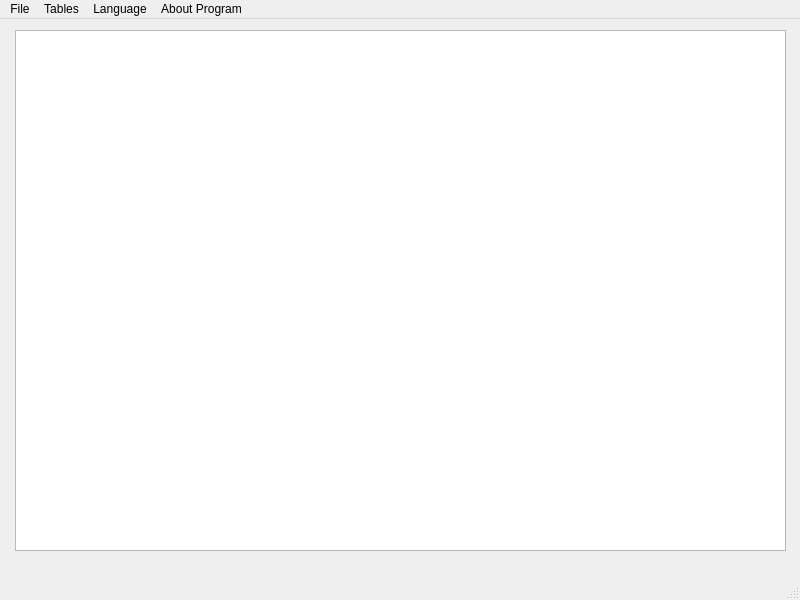
Qt form mainwindow.ui (Abdurakhman20/cw-sport-db) before a commit.
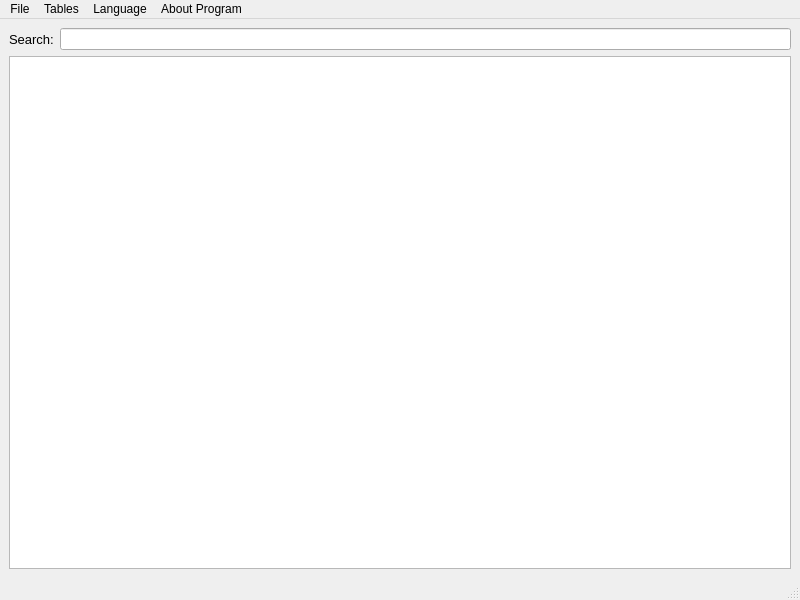
The same form after that commit.

Commit message: feat: search, sorting, settings

Diff of the .ui file:
```diff
--- a/mainwindow.ui
+++ b/mainwindow.ui
@@ -14,16 +14,26 @@
    <string>MainWindow</string>
   </property>
   <widget class="QWidget" name="centralwidget">
-   <widget class="QTableView" name="tableView">
-    <property name="geometry">
-     <rect>
-      <x>15</x>
-      <y>11</y>
-      <width>771</width>
-      <height>521</height>
-     </rect>
-    </property>
-   </widget>
+   <layout class="QGridLayout" name="gridLayout">
+    <item row="0" column="0">
+     <widget class="QLabel" name="label">
+      <property name="font">
+       <font>
+        <pointsize>10</pointsize>
+       </font>
+      </property>
+      <property name="text">
+       <string>Search:</string>
+      </property>
+     </widget>
+    </item>
+    <item row="0" column="1">
+     <widget class="QLineEdit" name="lineEdit"/>
+    </item>
+    <item row="1" column="0" colspan="2">
+     <widget class="QTableView" name="tableView"/>
+    </item>
+   </layout>
   </widget>
   <widget class="QMenuBar" name="menubar">
    <property name="geometry">
```
Left out of the diff: 12 changed lines with no effect on the pictures. The commit also changes 2 other files.
